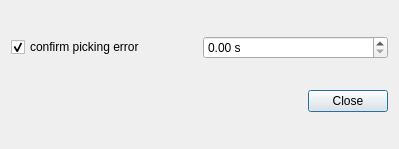
First picture: the form in isp/resources/designer_uis/UncertainityInfo.ui, repository ProjectISP/ISP, before the edit.
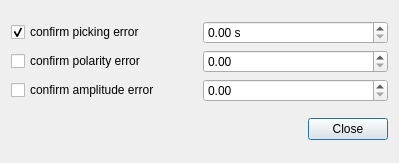
Second picture: the form after the edit.

Diff of the .ui file:
```diff
--- a/isp/resources/designer_uis/UncertainityInfo.ui
+++ b/isp/resources/designer_uis/UncertainityInfo.ui
@@ -7,7 +7,7 @@
     <x>0</x>
     <y>0</y>
     <width>399</width>
-    <height>149</height>
+    <height>163</height>
    </rect>
   </property>
   <property name="windowTitle">
@@ -16,6 +16,9 @@
   <layout class="QVBoxLayout" name="verticalLayout">
    <item>
     <layout class="QGridLayout" name="gridLayout_2">
+     <item row="1" column="1">
+      <widget class="QDoubleSpinBox" name="polaritySB"/>
+     </item>
      <item row="0" column="0">
       <widget class="QCheckBox" name="confirmPickCB">
        <property name="text">
@@ -33,6 +36,23 @@
        </property>
       </widget>
      </item>
+     <item row="1" column="0">
+      <widget class="QCheckBox" name="checkBox">
+       <property name="text">
+        <string>confirm polarity error</string>
+       </property>
+      </widget>
+     </item>
+     <item row="2" column="0">
+      <widget class="QCheckBox" name="checkBox_2">
+       <property name="text">
+        <string>confirm amplitude error</string>
+       </property>
+      </widget>
+     </item>
+     <item row="2" column="1">
+      <widget class="QDoubleSpinBox" name="amplitudeSB"/>
+     </item>
     </layout>
    </item>
    <item>
```
